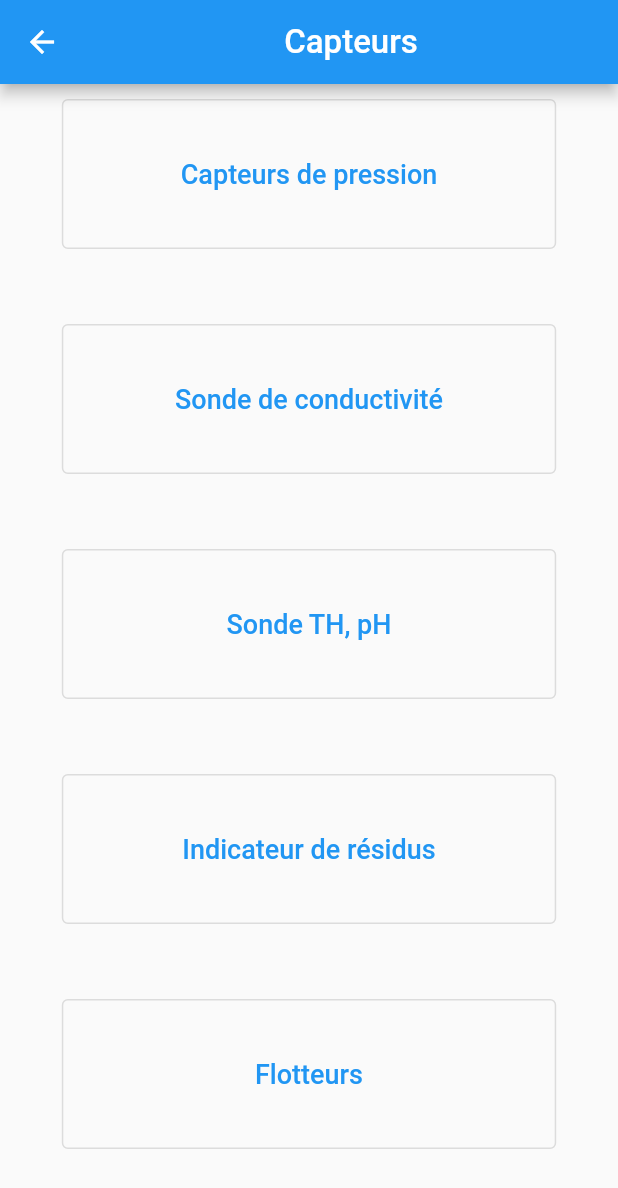
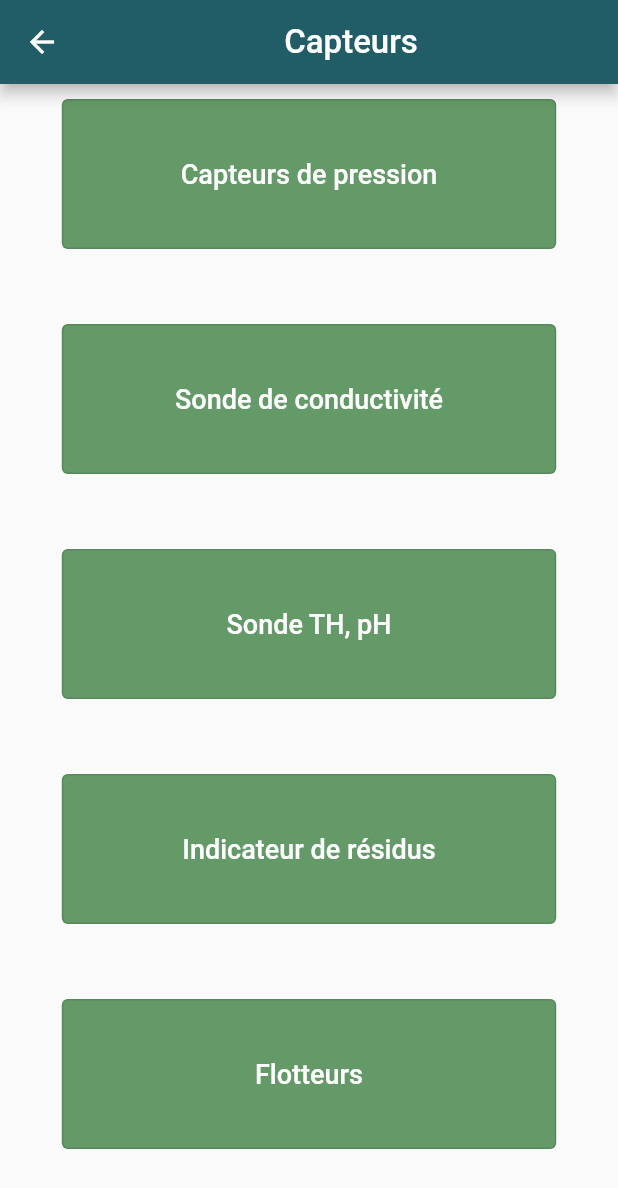
Before and after one commit to shaquillo/traitement_eau_potable, a Flutter app: the screen it shows after launch, after a tap on "Capteurs", on a phone screen of 412 x 824 dp. Shown: the top 1188 px of the screen. Run offline on Flutter 3.47's test engine with Material 2 defaults, Android fonts, the light colour scheme and no system bars; missing offline and left inert: smart_dropdown.

Commit message:
adding logo and colors

```diff
--- a/lib/components/pageNoScroll.dart
+++ b/lib/components/pageNoScroll.dart
@@ -1,4 +1,5 @@
 import 'package:flutter/material.dart';
+import 'package:traitement_eau_potable/constants.dart';
 import 'package:traitement_eau_potable/screens/mode_de_fonctionnement.dart';
 
 class PageNoScroll extends StatelessWidget {
@@ -24,6 +25,9 @@ class PageNoScroll extends StatelessWidget {
                 width: this.button_width,
                 height: this.button_height,
                 child: OutlinedButton(
+                  style: ButtonStyle(
+                      backgroundColor:
+                          MaterialStateProperty.all(secondaryColor)),
                   onPressed: () {
                     if (this.mode_fonctionnement) {
                       Navigator.of(context).pushNamed(
@@ -35,7 +39,7 @@ class PageNoScroll extends StatelessWidget {
                   },
                   child: Text(
                     e,
-                    style: TextStyle(fontSize: 18),
+                    style: TextStyle(fontSize: 18, color: textColor),
                   ),
                 )))
             .toList(),
--- a/lib/components/pageScroll.dart
+++ b/lib/components/pageScroll.dart
@@ -1,4 +1,5 @@
 import 'package:flutter/material.dart';
+import 'package:traitement_eau_potable/constants.dart';
 import 'package:traitement_eau_potable/screens/mode_de_fonctionnement.dart';
 
 class PageScroll extends StatelessWidget {
@@ -27,6 +28,9 @@ class PageScroll extends StatelessWidget {
                               width: this.button_width,
                               height: this.button_height,
                               child: OutlinedButton(
+                                style: ButtonStyle(
+                                    backgroundColor: MaterialStateProperty.all(
+                                        secondaryColor)),
                                 onPressed: () {
                                   if (this.mode_fonctionnement) {
                                     Navigator.of(context).pushNamed(
@@ -36,7 +40,9 @@ class PageScroll extends StatelessWidget {
                                     Navigator.of(context).pushNamed(e);
                                   }
                                 },
-                                child: Text(e, style: TextStyle(fontSize: 18)),
+                                child: Text(e,
+                                    style: TextStyle(
+                                        fontSize: 18, color: textColor)),
                               )),
                           SizedBox(
                             height: 50,
--- a/lib/constants.dart
+++ b/lib/constants.dart
@@ -1,5 +1,5 @@
 import 'package:flutter/material.dart';
 
-const primaryColor = Color(0xFF43a367);
-const secondaryColor = Color(0xFFa8d966);
+const primaryColor = Color(0xFF205D67);
+const secondaryColor = Color(0xFF639A67);
 const textColor = Color(0xFFFFFFFF);
--- a/lib/main.dart
+++ b/lib/main.dart
@@ -13,7 +13,7 @@ class MyApp extends StatelessWidget {
   Widget build(BuildContext context) {
     return MaterialApp(
       debugShowCheckedModeBanner: false,
-      title: 'Traitement Eau Potable',
+      title: 'Step Pak',
       theme: ThemeData(
         // This is the theme of your application.
         //
@@ -24,7 +24,7 @@ class MyApp extends StatelessWidget {
         // or simply save your changes to "hot reload" in a Flutter IDE).
         // Notice that the counter didn't reset back to zero; the application
         // is not restarted.
-          // primarySwatch: primaryColor,
+        primaryColor: primaryColor,
       ),
       initialRoute: Acceuil.routeName,
       routes: routes,
--- a/lib/screens/mode_de_fonctionnement.dart
+++ b/lib/screens/mode_de_fonctionnement.dart
@@ -1,6 +1,7 @@
 import 'package:flutter/material.dart';
 
 import 'package:smart_dropdown/smart_dropdown.dart';
+import 'package:traitement_eau_potable/constants.dart';
 
 String dropdownValue = 'default';
 
@@ -39,7 +40,10 @@ class ModeDeFonctionnement extends StatelessWidget {
             ),
             Text(
               'Mode de Fonctionnement:',
-              style: TextStyle(fontSize: 24),
+              style: TextStyle(
+                  fontSize: 24,
+                  color: secondaryColor,
+                  fontWeight: FontWeight.bold),
             ),
             SizedBox(
               height: 50,
--- a/pubspec.yaml
+++ b/pubspec.yaml
@@ -29,11 +29,13 @@ dependencies:
   # Use with the CupertinoIcons class for iOS style icons.
   cupertino_icons: ^1.0.2
 
+  smart_dropdown: ^1.0.0
+
 dev_dependencies:
   flutter_test:
     sdk: flutter
 
-  smart_dropdown: ^1.0.0
+  flutter_launcher_icons: "^0.9.2"
 
 # For information on the generic Dart part of this file, see the
 # following page: https://dart.dev/tools/pub/pubspec
```
Also changed, not shown: pubspec.lock, 6 other files. Lines whose indentation alone changed are shown as unchanged.
